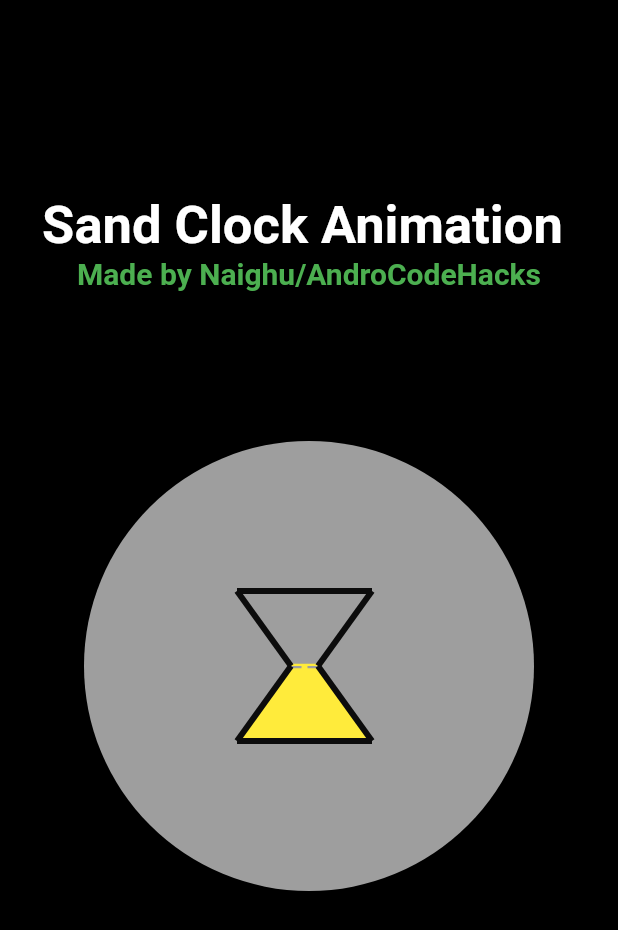
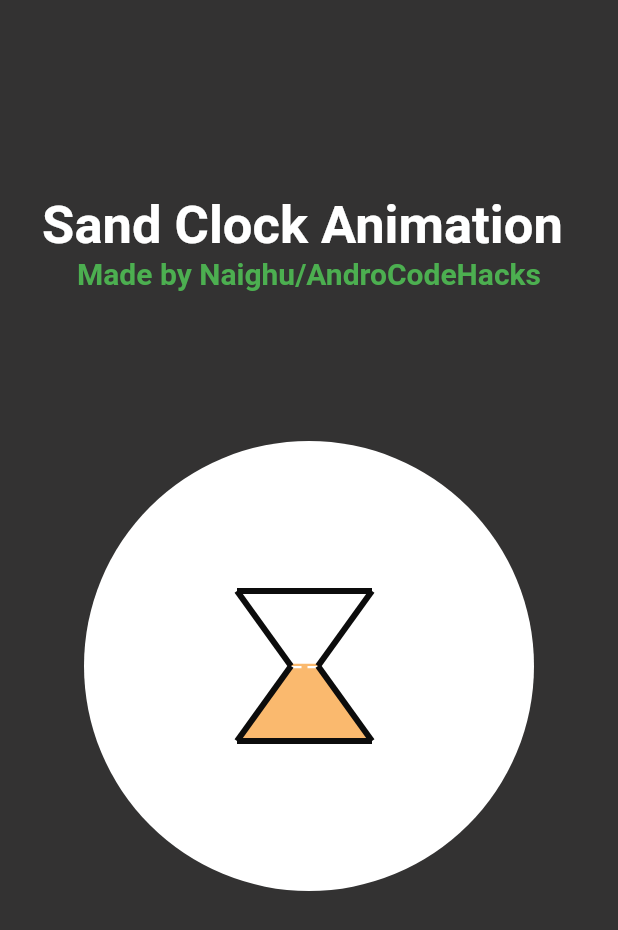
Before and after one commit to Naighu/Sand-Clock-Animation-Flutter, a Flutter app: the screen it shows after launch, on a phone screen of 412 x 824 dp. Shown: the top 930 px of the screen. Run offline on Flutter 3.47's test engine with Material 2 defaults, Android fonts, the phone set to English and light mode, and no system bars.

Commit message:
updated sand color

```diff
--- a/lib/main.dart
+++ b/lib/main.dart
@@ -73,7 +73,7 @@ class _MyHomePageState extends State<MyHomePage>
   @override
   Widget build(BuildContext context) {
     return Scaffold(
-      backgroundColor: Colors.black,
+      backgroundColor: Color(0xFF333232),
       body: Center(
         child: Column(
           mainAxisAlignment: MainAxisAlignment.center,
@@ -91,7 +91,7 @@ class _MyHomePageState extends State<MyHomePage>
             Container(
                 width: 300,
                 decoration:
-                    BoxDecoration(color: Colors.grey, shape: BoxShape.circle),
+                    BoxDecoration(color: Colors.white, shape: BoxShape.circle),
                 child: Transform.rotate(
                   angle: (rotateAnimation.value * math.pi) / 180,
                   child: CustomPaint(
--- a/lib/sand_clock.dart
+++ b/lib/sand_clock.dart
@@ -7,11 +7,11 @@ class SandClock extends CustomPainter {
   @override
   void paint(Canvas canvas, Size size) {
     Paint stroke = Paint()
-      ..color = Colors.yellow
+      ..color = Color(0xFFfab96e)
       ..style = PaintingStyle.stroke
       ..strokeWidth = 4;
     Paint fill = Paint()
-      ..color = Colors.yellow
+      ..color = Color(0xFFfab96e)
       ..style = PaintingStyle.fill;
 
     // Draw the flowing line..
```
